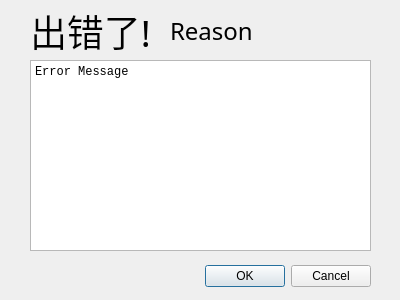
Above: program/err.ui from immccn123/qimrand before the change. Below: the same form after it.
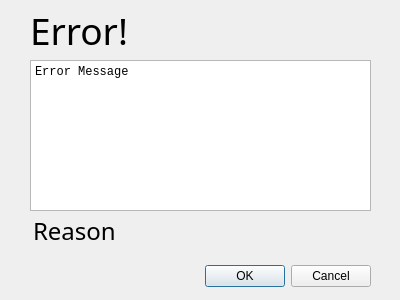
That is the form after the change.

Commit message: 优化了UI modified:   about.py modified:   about.ui modified:   err.py modified:   err.ui

The edit to the form file:
```diff
--- a/program/err.ui
+++ b/program/err.ui
@@ -43,7 +43,7 @@
      <x>30</x>
      <y>60</y>
      <width>341</width>
-     <height>191</height>
+     <height>151</height>
     </rect>
    </property>
    <property name="font">
@@ -83,15 +83,15 @@
     <cursorShape>ArrowCursor</cursorShape>
    </property>
    <property name="text">
-    <string>出错了!</string>
+    <string>Error!</string>
    </property>
   </widget>
   <widget class="QLabel" name="err_reason">
    <property name="geometry">
     <rect>
-     <x>170</x>
-     <y>10</y>
-     <width>171</width>
+     <x>33</x>
+     <y>210</y>
+     <width>191</width>
      <height>41</height>
     </rect>
    </property>
```
The commit also changes 3 other files.
